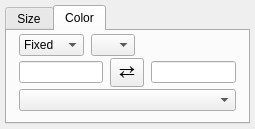
This is glue/viewers/scatter/qt/layer_style_editor_scatter.ui in glue-viz/glue as Qt 5 draws it before an edit. The edited form follows.
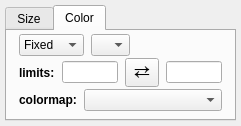
This is the edited form. The open tabs and pages were chosen to show the change. Custom widgets are drawn as their Qt base class.

Patch:
```diff
--- a/glue/viewers/scatter/qt/layer_style_editor_scatter.ui
+++ b/glue/viewers/scatter/qt/layer_style_editor_scatter.ui
@@ -6,8 +6,8 @@
    <rect>
     <x>0</x>
     <y>0</y>
-    <width>255</width>
-    <height>129</height>
+    <width>241</width>
+    <height>126</height>
    </rect>
   </property>
   <property name="windowTitle">
@@ -247,6 +247,19 @@
           <property name="margin">
            <number>0</number>
           </property>
+          <item>
+           <widget class="QLabel" name="label_4">
+            <property name="font">
+             <font>
+              <weight>75</weight>
+              <bold>true</bold>
+             </font>
+            </property>
+            <property name="text">
+             <string>limits:</string>
+            </property>
+           </widget>
+          </item>
           <item>
            <widget class="QLineEdit" name="valuetext_cmap_vmin"/>
           </item>
@@ -280,8 +293,27 @@
           <property name="margin">
            <number>0</number>
           </property>
+          <item>
+           <widget class="QLabel" name="label_3">
+            <property name="font">
+             <font>
+              <weight>75</weight>
+              <bold>true</bold>
+             </font>
+            </property>
+            <property name="text">
+             <string>colormap:</string>
+            </property>
+           </widget>
+          </item>
           <item>
            <widget class="QColormapCombo" name="combodata_cmap">
+            <property name="sizePolicy">
+             <sizepolicy hsizetype="Expanding" vsizetype="Fixed">
+              <horstretch>0</horstretch>
+              <verstretch>0</verstretch>
+             </sizepolicy>
+            </property>
             <property name="sizeAdjustPolicy">
              <enum>QComboBox::AdjustToMinimumContentsLength</enum>
             </property>
```
Left out of the diff: 28 changed lines with no effect on the pictures.
